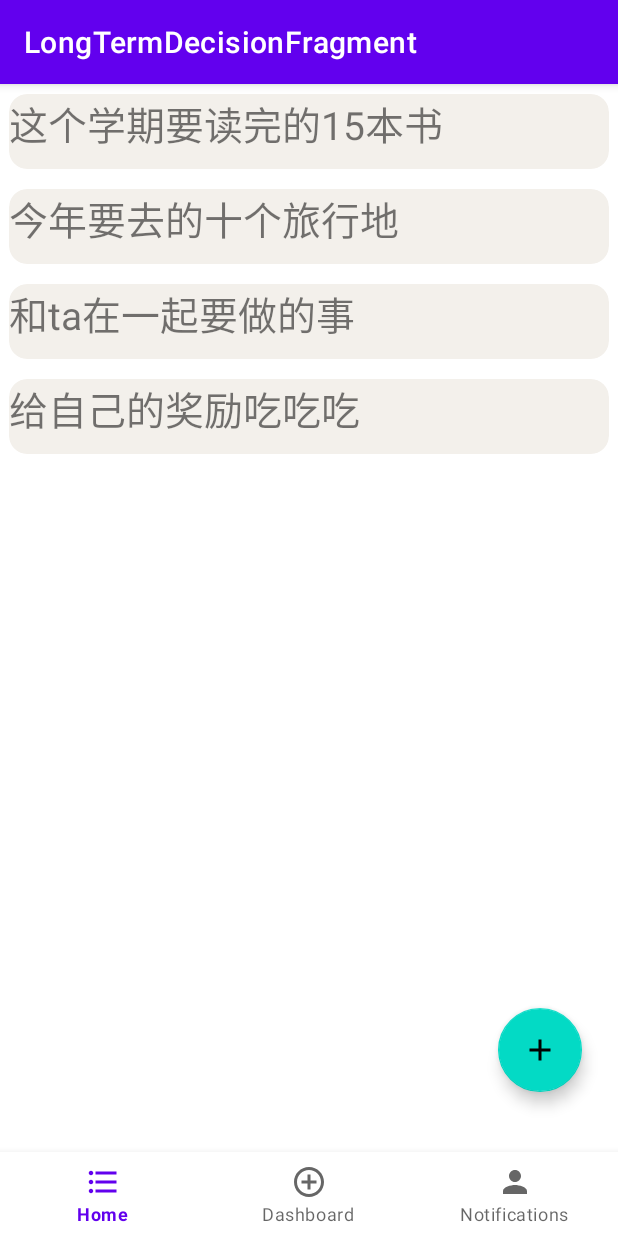
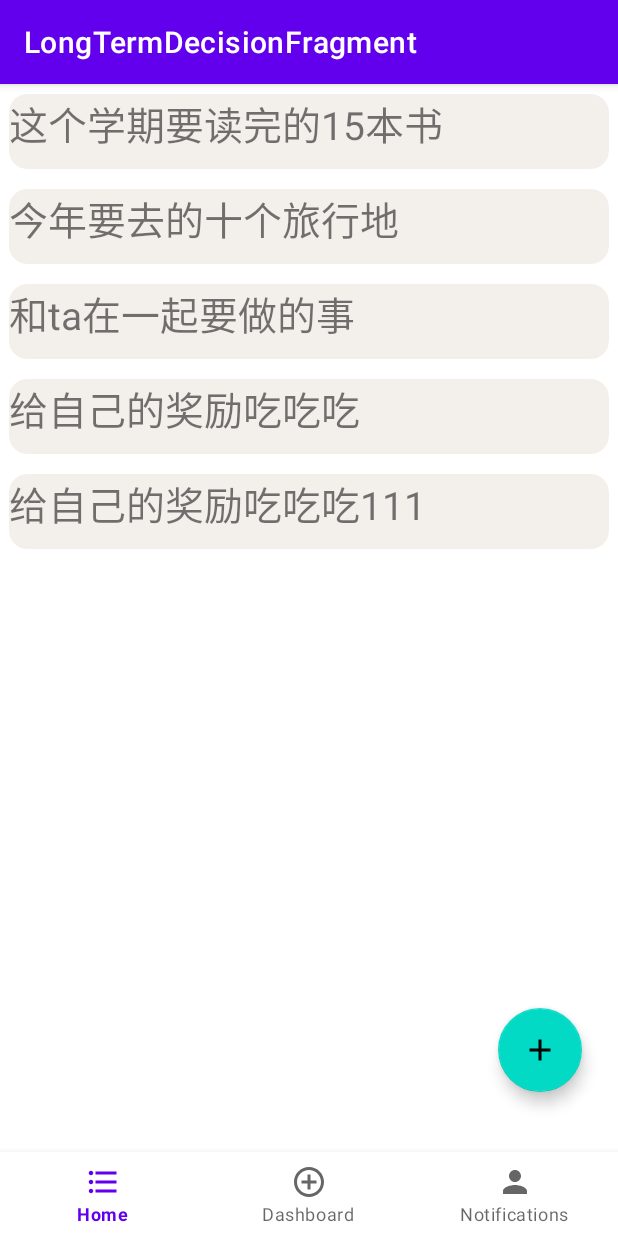
Before and after one commit to shizuka1117/magicConchDemo, an Android app: the LongTermDecisionFragment screen opened through its navigation route, on a phone screen of 412 x 824 dp. Run offline under Robolectric (Android 15) with nearby library versions, the phone set to English and light mode, and no system bars; our stand-ins replace Room's generated code, data binding, navigation-ui.

Commit message:
更新了后端的theme。

```diff
--- /dev/null
+++ b/app/src/main/java/com/example/magiccouchdemo/dataBase/Theme.java
@@ -0,0 +1,52 @@
+package com.example.magiccouchdemo.dataBase;
+
+import androidx.room.Entity;
+import androidx.room.PrimaryKey;
+
+@Entity
+public class Theme {
+    @PrimaryKey(autoGenerate = true)
+    private int t_id;   //决策主题id，自动生成
+
+    private String tag; //标签
+    private String name;    //主题名
+    private String type;    //类型 long or short
+
+    public Theme(String tag, String name, String type) {
+        this.tag = tag;
+        this.name = name;
+        this.type = type;
+    }
+
+    public int getT_id() {
+        return t_id;
+    }
+
+    public void setT_id(int t_id) {
+        this.t_id = t_id;
+    }
+
+    public String getTag() {
+        return tag;
+    }
+
+    public void setTag(String tag) {
+        this.tag = tag;
+    }
+
+    public String getName() {
+        return name;
+    }
+
+    public void setName(String name) {
+        this.name = name;
+    }
+
+    public String getType() {
+        return type;
+    }
+
+    public void setType(String type) {
+        this.type = type;
+    }
+}
--- /dev/null
+++ b/app/src/main/java/com/example/magiccouchdemo/dataBase/ThemeDao.java
@@ -0,0 +1,32 @@
+package com.example.magiccouchdemo.dataBase;
+
+import androidx.lifecycle.LiveData;
+import androidx.room.Dao;
+import androidx.room.Delete;
+import androidx.room.Insert;
+import androidx.room.Query;
+import androidx.room.Update;
+
+import java.util.List;
+
+@Dao  //Database access object
+public interface ThemeDao {
+    @Insert
+    void insertTheme(Theme... themes);
+
+    @Delete
+    void deleteTheme(Theme... themes);
+
+    @Update
+    void updateTheme(Theme... themes);
+
+    @Query("DELETE FROM Theme")
+    void deleteAllThemes();
+
+    @Query("select * from Theme where theme.type = 'long' ")
+    LiveData<List<Theme>> getAllLongTermDecision();
+
+    @Query("select * from Theme where theme.type = 'short'")
+    LiveData<List<Theme>> getAllShortTermDecision();
+
+}
--- /dev/null
+++ b/app/src/main/java/com/example/magiccouchdemo/dataBase/ThemeDatabase.java
@@ -0,0 +1,25 @@
+package com.example.magiccouchdemo.dataBase;
+
+import android.content.Context;
+
+import androidx.room.Database;
+import androidx.room.Room;
+import androidx.room.RoomDatabase;
+
+
+@Database(entities = {Theme.class},version = 1,exportSchema = false)
+public abstract class ThemeDatabase extends RoomDatabase {
+    private static ThemeDatabase INSTANCE;
+    static synchronized ThemeDatabase getThemeDataBase(Context context) {
+        if ( INSTANCE == null) {
+            INSTANCE = Room.databaseBuilder(context.getApplicationContext(), ThemeDatabase.class, "theme_database")
+                //下面注释表示允许主线程进行数据库操作，但是不推荐这样做。
+                //他可能造成主线程lock以及anr
+                //所以我们的操作都是在新线程完成的
+                // .allowMainThreadQueries()
+                .build();
+        }
+        return INSTANCE;
+    }
+    public abstract ThemeDao getThemeDao();
+}
--- /dev/null
+++ b/app/src/main/java/com/example/magiccouchdemo/dataBase/ThemeViewModel.java
@@ -0,0 +1,103 @@
+package com.example.magiccouchdemo.dataBase;
+
+import android.app.Application;
+import android.os.AsyncTask;
+
+import androidx.annotation.NonNull;
+import androidx.lifecycle.AndroidViewModel;
+import androidx.lifecycle.LiveData;
+
+import java.util.List;
+
+public class ThemeViewModel extends AndroidViewModel {
+    private ThemeDao themeDao;
+    private LiveData<List<Theme>> allLongTheme;
+    private LiveData<List<Theme>> allShortTheme;
+
+    public ThemeViewModel(@NonNull Application application) {
+        super(application);
+        ThemeDatabase themeDatabase = ThemeDatabase.getThemeDataBase(application);
+        themeDao = themeDatabase.getThemeDao();
+        allLongTheme = themeDao.getAllLongTermDecision();
+        allShortTheme = themeDao.getAllShortTermDecision();
+    }
+
+    public void insertThemes(Theme... themes){
+        new InsertAsyncTask(themeDao).execute(themes);
+    }
+
+    public void updateThemes(Theme... themes){
+        new UpdateAsyncTask(themeDao).execute(themes);
+    }
+
+    public void deleteThemes(Theme... themes){
+        new DeleteAsyncTask(themeDao).execute(themes);
+    }
+
+    public void deleteAllThemes(){
+        new DeleteAllAsyncTask(themeDao).execute();
+    }
+
+    public LiveData<List<Theme>> getAllLongTermThemeLive() {
+        return allLongTheme;
+    }
+
+    public LiveData<List<Theme>> getAllShortTermThemeLive() {
+        return allShortTheme;
+    }
+
+    static class InsertAsyncTask extends AsyncTask<Theme,Void,Void> {
+        private ThemeDao themeDao;
+        InsertAsyncTask(ThemeDao themeDao) {
+            this.themeDao = themeDao;
+        }
+
+        @Override
+        protected Void doInBackground(Theme... themes) {
+            themeDao.insertTheme(themes);
+            return null;
+        }
+
+
+    }
+
+    static class UpdateAsyncTask extends AsyncTask<Theme,Void,Void>{
+        private ThemeDao themeDao;
+        UpdateAsyncTask(ThemeDao themeDao) {
+            this.themeDao = themeDao;
+        }
+
+        @Override
+        protected Void doInBackground(Theme... themes) {
+            themeDao.updateTheme(themes);
+            return null;
+        }
+    }
+
+    static class DeleteAsyncTask extends AsyncTask<Theme,Void,Void>{
+        private ThemeDao themeDao;
+        DeleteAsyncTask(ThemeDao themeDao) {
+            this.themeDao = themeDao;
+        }
+
+        @Override
+        protected Void doInBackground(Theme... themes) {
+            themeDao.deleteTheme(themes);
+            return null;
+        }
+    }
+
+
+    static class DeleteAllAsyncTask extends AsyncTask<Void,Void,Void>{
+        private ThemeDao themeDao;
+        DeleteAllAsyncTask(ThemeDao themeDao) {
+            this.themeDao = themeDao;
+        }
+
+        @Override
+        protected Void doInBackground(Void... voids) {
+            themeDao.deleteAllThemes();
+            return null;
+        }
+    }
+}
--- a/app/src/main/java/com/example/magiccouchdemo/ui/dashboard/BoxHistoryAdapeter.java
+++ b/app/src/main/java/com/example/magiccouchdemo/ui/dashboard/BoxHistoryAdapeter.java
@@ -10,7 +10,6 @@ import androidx.cardview.widget.CardView;
 import androidx.recyclerview.widget.RecyclerView;
 
 import com.example.magiccouchdemo.R;
-import com.example.magiccouchdemo.ui.home.Home_Page.decisionList;
 import com.example.magiccouchdemo.ui.home.Option;
 
 import java.util.ArrayList;
--- a/app/src/main/java/com/example/magiccouchdemo/ui/dashboard/LongTermDecisionAdapter.java
+++ b/app/src/main/java/com/example/magiccouchdemo/ui/dashboard/LongTermDecisionAdapter.java
@@ -17,6 +17,7 @@ import androidx.navigation.Navigation;
 import androidx.recyclerview.widget.RecyclerView;
 
 import com.example.magiccouchdemo.R;
+import com.example.magiccouchdemo.dataBase.Theme;
 import com.example.magiccouchdemo.ui.home.Home_Page.decisionList;
 import com.example.magiccouchdemo.ui.home.Home_Page.decisionRecycleAdapter;
 import com.example.magiccouchdemo.ui.home.Home_Page.randomColor;
@@ -27,13 +28,18 @@ import java.util.Random;
 
 public class LongTermDecisionAdapter extends RecyclerView.Adapter<LongTermDecisionAdapter.ViewHolder> {
 
-    private List<decisionList> dataList = new ArrayList<>();
+    private List<Theme> dataList = new ArrayList<>();
     //EventViewBinding binding;
 
-    public LongTermDecisionAdapter(List<decisionList> dataList){
+    //for binding database
+    public void setDataList(List<Theme> dataList) {
+        this.dataList = dataList;
+    }
+
+    /*public LongTermDecisionAdapter(List<decisionList> dataList){
         this.dataList=dataList;
         Log.d("execute","111");
-    }
+    }*/
 
     //内部ViewHolder类
     static class ViewHolder extends RecyclerView.ViewHolder {
--- a/app/src/main/java/com/example/magiccouchdemo/ui/dashboard/LongTermDecisionFragment.java
+++ b/app/src/main/java/com/example/magiccouchdemo/ui/dashboard/LongTermDecisionFragment.java
@@ -6,19 +6,31 @@ import android.view.View;
 import android.view.ViewGroup;
 
 import androidx.fragment.app.Fragment;
+import androidx.lifecycle.Observer;
+import androidx.lifecycle.ViewModelProviders;
 import androidx.recyclerview.widget.LinearLayoutManager;
 import androidx.recyclerview.widget.RecyclerView;
+import androidx.swiperefreshlayout.widget.SwipeRefreshLayout;
+
 
 import com.example.magiccouchdemo.R;
+import com.example.magiccouchdemo.dataBase.Theme;
+import com.example.magiccouchdemo.dataBase.ThemeViewModel;
 import com.example.magiccouchdemo.ui.home.Home_Page.decisionList;
-import com.example.magiccouchdemo.ui.home.Option;
 
 import java.util.ArrayList;
+import java.util.List;
 
 public class LongTermDecisionFragment extends Fragment {
+    //for database
+
+    ThemeViewModel themeViewModel;
+
+    //
     private RecyclerView Rv;
     private ArrayList<decisionList> lists;
     private LongTermDecisionAdapter myAdapter;
+    //private SwipeRefreshLayout swipe_refresh;
 
     public LongTermDecisionFragment(){
 
@@ -31,18 +43,43 @@ public class LongTermDecisionFragment extends Fragment {
         View view = inflater.inflate(R.layout.recycle_view_list2, container, false);
 
         Rv = (RecyclerView)view.findViewById(R.id.recycle_view2);
+        //swipe_refresh = (SwipeRefreshLayout)view.findViewById(R.id.refresh_long);
 
         // 初始化显示的数据
-        initData();
+        //initData();
 
         // 绑定数据到RecyclerView
         LinearLayoutManager layoutManager = new LinearLayoutManager(this.getActivity());
         Rv.setLayoutManager(layoutManager);
         Rv.setHasFixedSize(true);
+        myAdapter = new LongTermDecisionAdapter();
+        Rv.setAdapter(myAdapter);
 
-        //为ListView绑定适配器
-        myAdapter = new LongTermDecisionAdapter(lists);
-        Rv.setAdapter(myAdapter);
+        Theme item1 = new Theme(null,"这个学期要读完的15本书","long");
+        Theme item2 = new Theme(null,"今年要去的十个旅行地","long");
+        Theme item3 = new Theme(null,"和ta在一起要做的事","long");
+        Theme item4 = new Theme(null,"给自己的奖励吃吃吃","long");
+        Theme item5 = new Theme(null,"给自己的奖励吃吃吃111","long");
+
+
+        //database交互
+        themeViewModel = ViewModelProviders.of(this.getActivity()).get(ThemeViewModel.class);
+        themeViewModel.deleteAllThemes();
+        themeViewModel.insertThemes(item1,item2,item3,item4,item5);
+
+        /*swipe_refresh.setOnRefreshListener(new SwipeRefreshLayout.OnRefreshListener() {  //列表下拉刷新
+            @Override
+            public void onRefresh() {
+                myAdapter.setDataList(themes);
+            }
+        });*/
+        themeViewModel.getAllLongTermThemeLive().observe(this.getViewLifecycleOwner(),new Observer<List<Theme>>(){
+            @Override
+            public void onChanged(List<Theme> themes) {
+                myAdapter.setDataList(themes);
+                myAdapter.notifyDataSetChanged();
+            }
+        });
 
         return view;
 
--- a/app/src/main/res/layout/fragment_box.xml
+++ b/app/src/main/res/layout/fragment_box.xml
@@ -16,7 +16,7 @@
             android:id="@+id/rest_choices"
             android:layout_width="411dp"
             android:layout_height="193dp"
-            android:background="@color/white"
+            android:background="?selectableItemBackground"
             android:clickable="true"
             android:src="@drawable/couch"
             app:layout_constraintBottom_toBottomOf="parent"
```
